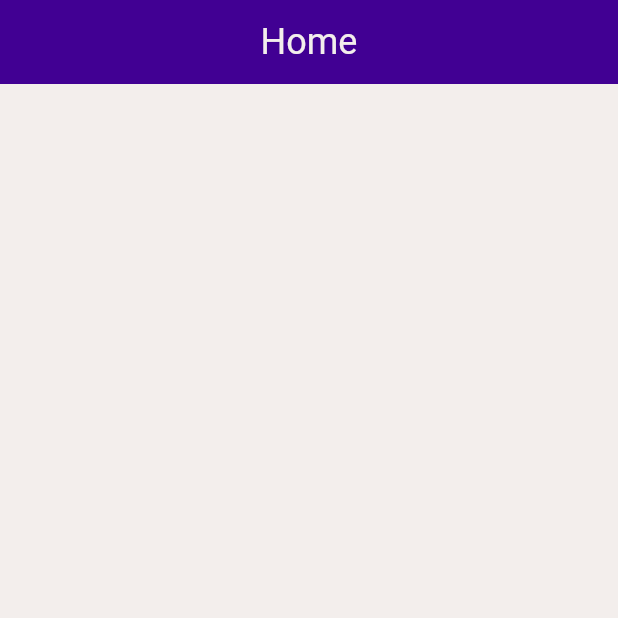
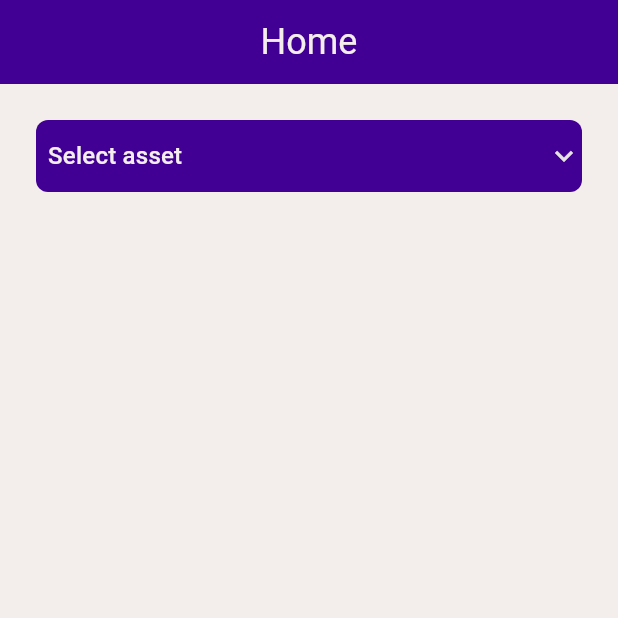
Before and after one commit to LordDeveloperJulio/test-asset-variation, a Flutter app: the screen it shows after launch, on a phone screen of 412 x 824 dp, the top half of it. Run offline on Flutter 3.47's test engine with Material 3 defaults, Android fonts, the phone set to English and light mode, and no system bars; our stand-ins replace bloc, dartz, flutter_bloc, flutter_modular; missing offline and left inert: core_network.

Commit message:
dropdown selector added

```diff
--- a/lib/app/app_widget.dart
+++ b/lib/app/app_widget.dart
@@ -9,6 +9,7 @@ class AppWidget extends StatelessWidget {
     return MaterialApp.router(
       title: 'Test - Asset Variation',
       routerConfig: Modular.routerConfig,
+      debugShowCheckedModeBanner: false,
     ); //added by extension
   }
 }
--- /dev/null
+++ b/lib/app/modules/home/domain/entities/asset_entity.dart
@@ -0,0 +1,17 @@
+class AssetEntity {
+  final String symbol;
+  final String? name;
+  final double price;
+  final String? exchange;
+  final String exchangeShortName;
+  final String type;
+
+  AssetEntity({
+    required this.symbol,
+    this.name,
+    required this.price,
+    this.exchange,
+    required this.exchangeShortName,
+    required this.type,
+  });
+}
--- a/lib/app/modules/home/domain/entities/entities.dart
+++ b/lib/app/modules/home/domain/entities/entities.dart
@@ -5,3 +5,4 @@ export 'meta_entity.dart';
 export 'quote_entity.dart';
 export 'result_entity.dart';
 export 'trading_periods_entity.dart';
+export 'asset_entity.dart';
--- a/lib/app/modules/home/presentation/home_page.dart
+++ b/lib/app/modules/home/presentation/home_page.dart
@@ -1,8 +1,10 @@
 import 'package:flutter/material.dart';
 import 'package:flutter_bloc/flutter_bloc.dart';
 import 'package:flutter_modular/flutter_modular.dart';
+import 'package:test_asset_variation/app/modules/home/domain/domain.dart';
 import 'package:test_asset_variation/app/modules/home/presentation/bloc/home_bloc.dart';
 import 'package:test_asset_variation/app/modules/home/presentation/bloc/home_state.dart';
+import 'package:test_asset_variation/app/modules/home/presentation/widgets/dropdown_widget.dart';
 import 'package:test_asset_variation/app/modules/shared/utils/colors_pallete.dart';
 
 import '../../shared/utils/sizes.dart';
@@ -17,6 +19,7 @@ class HomePage extends StatefulWidget {
 
 class _HomePageState extends State<HomePage> {
   final bloc = Modular.get<HomeBloc>();
+  String? title;
 
   @override
   Widget build(BuildContext context) {
@@ -35,7 +38,34 @@ class _HomePageState extends State<HomePage> {
         listener: (context, state) {},
         bloc: bloc,
         builder: (context, state) {
-          return const SizedBox();
+          return DropdownWidget(
+            listAsset: [
+              AssetEntity(
+                symbol: 'FEMACX',
+                name:
+                    'The First Trust Combined Series 447: Investment Grade Multi-Asset Income Portfolio, Long Term, Series 12',
+                price: 956.16,
+                exchange: 'NASDAQ',
+                exchangeShortName: 'NASDAQ',
+                type: 'trust',
+              ),
+              AssetEntity(
+                symbol: 'KALYANIFRG.NS',
+                name: 'Kalyani Forge Limited',
+                price: 406.65,
+                exchange: 'National Stock Exchange of India',
+                exchangeShortName: 'NSE',
+                type: 'stock',
+              ),
+            ],
+            title: title,
+            onChanged: (value) {
+              title = value;
+              setState(() {
+                title = value;
+              });
+            },
+          );
         },
       ),
     );
--- /dev/null
+++ b/lib/app/modules/home/presentation/widgets/dropdown_widget.dart
@@ -0,0 +1,57 @@
+import 'package:flutter/material.dart';
+
+import '../../../shared/utils/colors_pallete.dart';
+import '../../../shared/utils/sizes.dart';
+import '../../../shared/widgets/text_view_widget.dart';
+import '../../domain/domain.dart';
+
+class DropdownWidget extends StatelessWidget {
+  final String? title;
+  final List<AssetEntity> listAsset;
+  final Function(String?) onChanged;
+
+  const DropdownWidget({
+    super.key,
+    required this.listAsset,
+    required this.onChanged,
+    this.title,
+  });
+
+  @override
+  Widget build(BuildContext context) {
+    return Container(
+      margin: const EdgeInsets.all(Sizes.x3),
+      width: double.infinity,
+      decoration: BoxDecoration(
+        color: ColorsPallete.primaryColor,
+        borderRadius: BorderRadius.circular(Sizes.x1),
+      ),
+      child: DropdownButton(
+        isExpanded: true,
+        hint: Padding(
+          padding: const EdgeInsets.all(Sizes.x1),
+          child: TextViewWidget(
+            label: title ?? 'Select asset',
+            size: Sizes.x2,
+            color: ColorsPallete.backgroundColor,
+          ),
+        ),
+        items: listAsset.map((asset) {
+          return DropdownMenuItem(
+            value: asset.symbol,
+            child: TextViewWidget(
+              label: asset.symbol,
+              size: Sizes.x2,
+              color: ColorsPallete.primaryColor,
+            ),
+          );
+        }).toList(),
+        onChanged: onChanged,
+        iconEnabledColor: ColorsPallete.greyColor,
+        icon: const Icon(Icons.keyboard_arrow_down_outlined),
+        iconSize: Sizes.x3,
+        underline: const SizedBox.shrink(),
+      ),
+    );
+  }
+}
--- a/lib/app/modules/shared/utils/colors_pallete.dart
+++ b/lib/app/modules/shared/utils/colors_pallete.dart
@@ -3,4 +3,5 @@ import 'package:flutter/material.dart';
 class ColorsPallete {
   static const Color primaryColor = Color(0xFF410093);
   static const Color backgroundColor = Color(0xFFF3EEEC);
+  static const Color greyColor = Color(0xFFE5E4E2);
 }
--- a/lib/app/modules/shared/widgets/text_view_widget.dart
+++ b/lib/app/modules/shared/widgets/text_view_widget.dart
@@ -20,6 +20,7 @@ class TextViewWidget extends StatelessWidget {
         fontSize: size,
         color: color,
       ),
+      maxLines: 1,
     );
   }
 }
```
